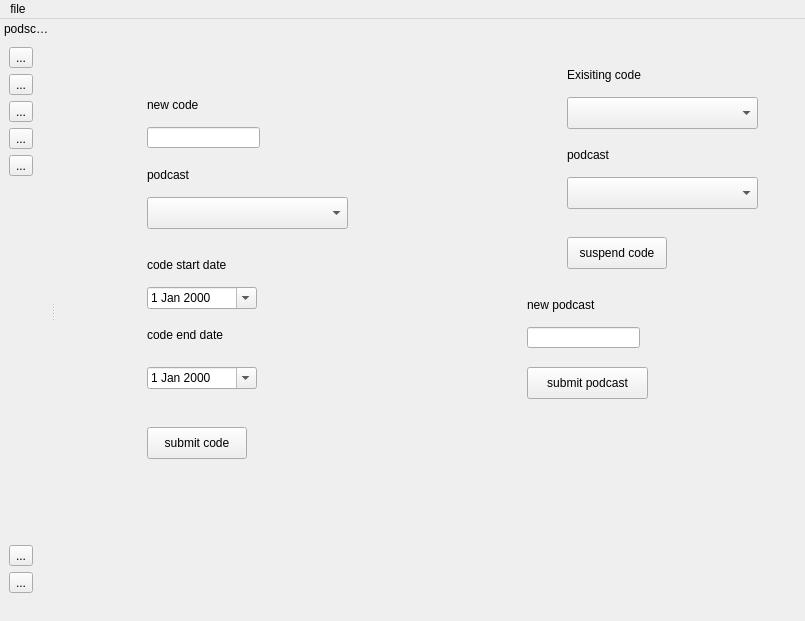
koto-moya/harmonic, file homepage/homepage.ui: the form before one commit.
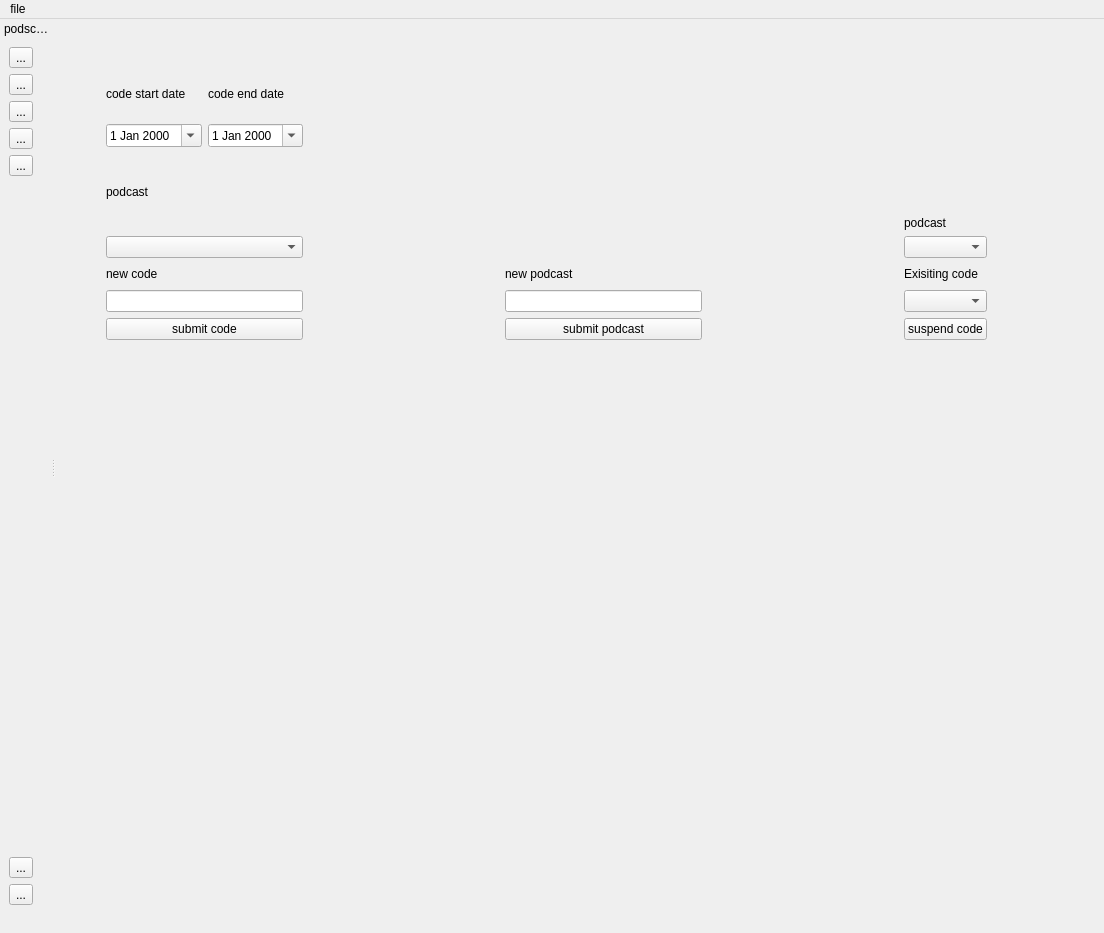
The form after the commit. The open tabs and pages were chosen to show the change. Icons and pictures are not drawn.

Commit message: starting performance table functionality and UI changes

The edit to the form file:
```diff
--- a/homepage/homepage.ui
+++ b/homepage/homepage.ui
@@ -9,8 +9,8 @@
    <rect>
     <x>0</x>
     <y>0</y>
-    <width>805</width>
-    <height>621</height>
+    <width>1104</width>
+    <height>933</height>
    </rect>
   </property>
   <property name="sizePolicy">
@@ -32,14 +32,14 @@
    <widget class="QStackedWidget" name="stackedWidget">
     <property name="geometry">
      <rect>
-      <x>1</x>
-      <y>-2</y>
-      <width>761</width>
-      <height>581</height>
+      <x>10</x>
+      <y>0</y>
+      <width>1021</width>
+      <height>871</height>
      </rect>
     </property>
     <property name="sizePolicy">
-     <sizepolicy hsizetype="Expanding" vsizetype="Expanding">
+     <sizepolicy hsizetype="Preferred" vsizetype="Preferred">
       <horstretch>0</horstretch>
       <verstretch>0</verstretch>
      </sizepolicy>
@@ -241,211 +241,167 @@
      </layout>
     </widget>
     <widget class="QWidget" name="page">
-     <widget class="QLabel" name="lbl_newcode">
+     <widget class="QWidget" name="gridLayoutWidget_3">
       <property name="geometry">
        <rect>
-        <x>90</x>
-        <y>80</y>
-        <width>71</width>
-        <height>16</height>
-       </rect>
-      </property>
-      <property name="text">
-       <string>new code</string>
-      </property>
-     </widget>
-     <widget class="QLabel" name="lbl_podcast">
-      <property name="geometry">
-       <rect>
-        <x>90</x>
-        <y>150</y>
-        <width>71</width>
-        <height>16</height>
-       </rect>
-      </property>
-      <property name="text">
-       <string>podcast</string>
-      </property>
-     </widget>
-     <widget class="QDateEdit" name="de_codestartdate">
-      <property name="geometry">
-       <rect>
-        <x>90</x>
-        <y>270</y>
-        <width>110</width>
-        <height>22</height>
-       </rect>
-      </property>
-      <property name="calendarPopup">
-       <bool>true</bool>
-      </property>
-     </widget>
-     <widget class="QLabel" name="lbl_newcodestartdate">
-      <property name="geometry">
-       <rect>
-        <x>90</x>
-        <y>240</y>
-        <width>101</width>
-        <height>16</height>
-       </rect>
-      </property>
-      <property name="text">
-       <string>code start date</string>
-      </property>
-     </widget>
-     <widget class="QComboBox" name="cb_podcast">
-      <property name="geometry">
-       <rect>
-        <x>90</x>
-        <y>180</y>
-        <width>201</width>
-        <height>32</height>
-       </rect>
-      </property>
-     </widget>
-     <widget class="QLabel" name="lbl_newcodeenddate">
-      <property name="geometry">
-       <rect>
-        <x>90</x>
-        <y>310</y>
-        <width>101</width>
-        <height>16</height>
-       </rect>
-      </property>
-      <property name="text">
-       <string>code end date</string>
-      </property>
-     </widget>
-     <widget class="QDateEdit" name="de_codeenddate">
-      <property name="geometry">
-       <rect>
-        <x>90</x>
-        <y>350</y>
-        <width>110</width>
-        <height>22</height>
-       </rect>
-      </property>
-      <property name="calendarPopup">
-       <bool>true</bool>
-      </property>
-     </widget>
-     <widget class="QPushButton" name="bt_submitnewcode">
-      <property name="geometry">
-       <rect>
-        <x>90</x>
-        <y>410</y>
-        <width>100</width>
-        <height>32</height>
-       </rect>
-      </property>
-      <property name="text">
-       <string>submit code</string>
-      </property>
-     </widget>
-     <widget class="QComboBox" name="cb_existingcodes">
-      <property name="geometry">
-       <rect>
-        <x>510</x>
-        <y>80</y>
-        <width>191</width>
-        <height>32</height>
-       </rect>
-      </property>
-     </widget>
-     <widget class="QLabel" name="lbl_newcode_2">
-      <property name="geometry">
-       <rect>
-        <x>510</x>
+        <x>40</x>
         <y>50</y>
-        <width>91</width>
-        <height>16</height>
+        <width>881</width>
+        <height>271</height>
        </rect>
       </property>
-      <property name="text">
-       <string>Exisiting code</string>
-      </property>
-     </widget>
-     <widget class="QLabel" name="lbl_podcast_2">
-      <property name="geometry">
-       <rect>
-        <x>510</x>
-        <y>130</y>
-        <width>71</width>
-        <height>16</height>
-       </rect>
-      </property>
-      <property name="text">
-       <string>podcast</string>
-      </property>
-     </widget>
-     <widget class="QComboBox" name="cb_podcastsuspendcode">
-      <property name="geometry">
-       <rect>
-        <x>510</x>
-        <y>160</y>
-        <width>191</width>
-        <height>32</height>
-       </rect>
-      </property>
-     </widget>
-     <widget class="QPushButton" name="bt_suspendcode">
-      <property name="geometry">
-       <rect>
-        <x>510</x>
-        <y>220</y>
-        <width>100</width>
-        <height>32</height>
-       </rect>
-      </property>
-      <property name="text">
-       <string>suspend code</string>
-      </property>
-     </widget>
-     <widget class="QLabel" name="lbl_newcode_3">
-      <property name="geometry">
-       <rect>
-        <x>470</x>
-        <y>280</y>
-        <width>91</width>
-        <height>16</height>
-       </rect>
-      </property>
-      <property name="text">
-       <string>new podcast</string>
-      </property>
-     </widget>
-     <widget class="QPushButton" name="bt_submitnewpodcast">
-      <property name="geometry">
-       <rect>
-        <x>470</x>
-        <y>350</y>
-        <width>121</width>
-        <height>32</height>
-       </rect>
-      </property>
-      <property name="text">
-       <string>submit podcast</string>
-      </property>
-     </widget>
-     <widget class="QLineEdit" name="le_newcode">
-      <property name="geometry">
-       <rect>
-        <x>90</x>
-        <y>110</y>
-        <width>113</width>
-        <height>21</height>
-       </rect>
-      </property>
-     </widget>
-     <widget class="QLineEdit" name="le_newpodcast">
-      <property name="geometry">
-       <rect>
-        <x>470</x>
-        <y>310</y>
-        <width>113</width>
-        <height>21</height>
-       </rect>
-      </property>
+      <layout class="QGridLayout" name="gridLayout_3">
+       <item row="2" column="4">
+        <widget class="QComboBox" name="cb_existingcodes"/>
+       </item>
+       <item row="3" column="2">
+        <widget class="QPushButton" name="bt_submitnewpodcast">
+         <property name="text">
+          <string>submit podcast</string>
+         </property>
+        </widget>
+       </item>
+       <item row="3" column="0">
+        <widget class="QPushButton" name="bt_submitnewcode">
+         <property name="text">
+          <string>submit code</string>
+         </property>
+        </widget>
+       </item>
+       <item row="3" column="4">
+        <widget class="QPushButton" name="bt_suspendcode">
+         <property name="text">
+          <string>suspend code</string>
+         </property>
+        </widget>
+       </item>
+       <item row="1" column="2">
+        <widget class="QLabel" name="lbl_newcode_3">
+         <property name="text">
+          <string>new podcast</string>
+         </property>
+        </widget>
+       </item>
+       <item row="2" column="0">
+        <widget class="QLineEdit" name="le_newcode"/>
+       </item>
+       <item row="1" column="1">
+        <spacer name="horizontalSpacer_3">
+         <property name="orientation">
+          <enum>Qt::Orientation::Horizontal</enum>
+         </property>
+         <property name="sizeHint" stdset="0">
+          <size>
+           <width>40</width>
+           <height>20</height>
+          </size>
+         </property>
+        </spacer>
+       </item>
+       <item row="1" column="4">
+        <widget class="QLabel" name="lbl_newcode_2">
+         <property name="text">
+          <string>Exisiting code</string>
+         </property>
+        </widget>
+       </item>
+       <item row="1" column="0">
+        <widget class="QLabel" name="lbl_newcode">
+         <property name="text">
+          <string>new code</string>
+         </property>
+        </widget>
+       </item>
+       <item row="0" column="4">
+        <layout class="QGridLayout" name="gridLayout_8">
+         <item row="2" column="0">
+          <widget class="QComboBox" name="cb_podcastsuspendcode"/>
+         </item>
+         <item row="1" column="0">
+          <widget class="QLabel" name="lbl_podcast_2">
+           <property name="text">
+            <string>podcast</string>
+           </property>
+          </widget>
+         </item>
+         <item row="0" column="0">
+          <spacer name="verticalSpacer_2">
+           <property name="orientation">
+            <enum>Qt::Orientation::Vertical</enum>
+           </property>
+           <property name="sizeHint" stdset="0">
+            <size>
+             <width>20</width>
+             <height>40</height>
+            </size>
+           </property>
+          </spacer>
+         </item>
+        </layout>
+       </item>
+       <item row="0" column="0">
+        <layout class="QGridLayout" name="gridLayout_7">
+         <item row="0" column="0">
+          <layout class="QGridLayout" name="gridLayout_6">
+           <item row="1" column="1">
+            <widget class="QDateEdit" name="de_codeenddate">
+             <property name="calendarPopup">
+              <bool>true</bool>
+             </property>
+            </widget>
+           </item>
+           <item row="0" column="0">
+            <widget class="QLabel" name="lbl_newcodestartdate">
+             <property name="text">
+              <string>code start date</string>
+             </property>
+            </widget>
+           </item>
+           <item row="1" column="0">
+            <widget class="QDateEdit" name="de_codestartdate">
+             <property name="calendarPopup">
+              <bool>true</bool>
+             </property>
+            </widget>
+           </item>
+           <item row="0" column="1">
+            <widget class="QLabel" name="lbl_newcodeenddate">
+             <property name="text">
+              <string>code end date</string>
+             </property>
+            </widget>
+           </item>
+          </layout>
+         </item>
+         <item row="2" column="0">
+          <widget class="QComboBox" name="cb_podcast"/>
+         </item>
+         <item row="1" column="0">
+          <widget class="QLabel" name="lbl_podcast">
+           <property name="text">
+            <string>podcast</string>
+           </property>
+          </widget>
+         </item>
+        </layout>
+       </item>
+       <item row="2" column="2">
+        <widget class="QLineEdit" name="le_newpodcast"/>
+       </item>
+       <item row="1" column="3">
+        <spacer name="horizontalSpacer_4">
+         <property name="orientation">
+          <enum>Qt::Orientation::Horizontal</enum>
+         </property>
+         <property name="sizeHint" stdset="0">
+          <size>
+           <width>40</width>
+           <height>20</height>
+          </size>
+         </property>
+        </spacer>
+       </item>
+      </layout>
      </widget>
     </widget>
     <widget class="QWidget" name="page_2">
@@ -647,7 +603,7 @@
     <rect>
      <x>0</x>
      <y>0</y>
-     <width>805</width>
+     <width>1104</width>
      <height>24</height>
     </rect>
    </property>
```
Left out of the diff: 437 changed lines with no effect on the pictures. The commit also changes 3 other files.
